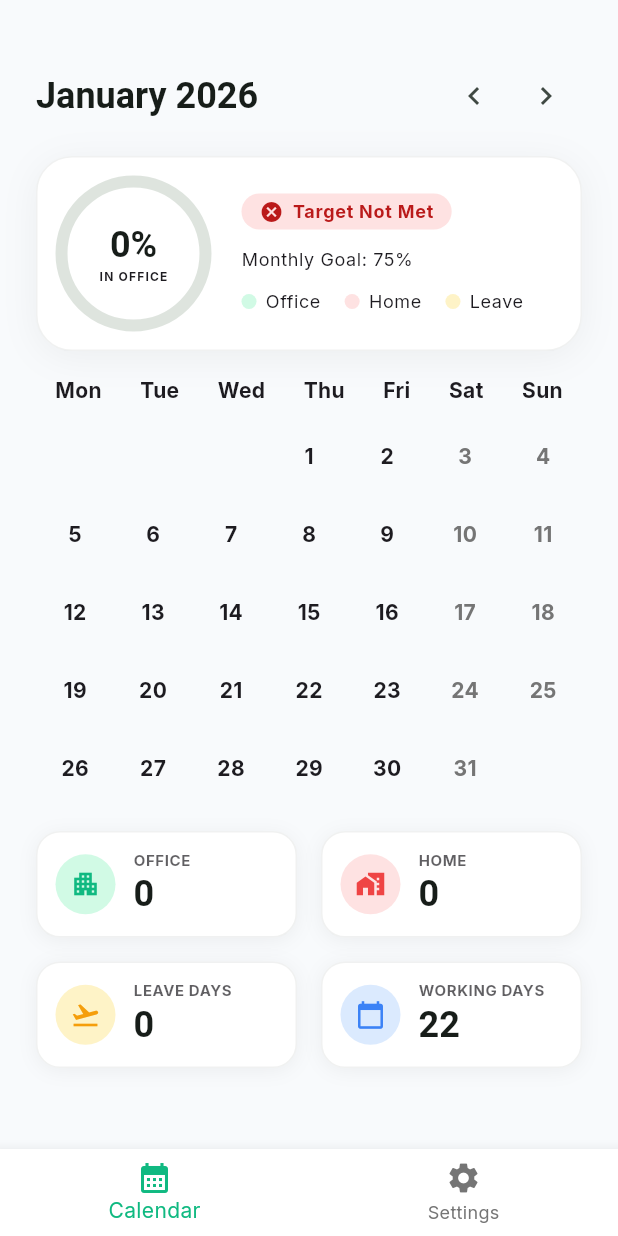
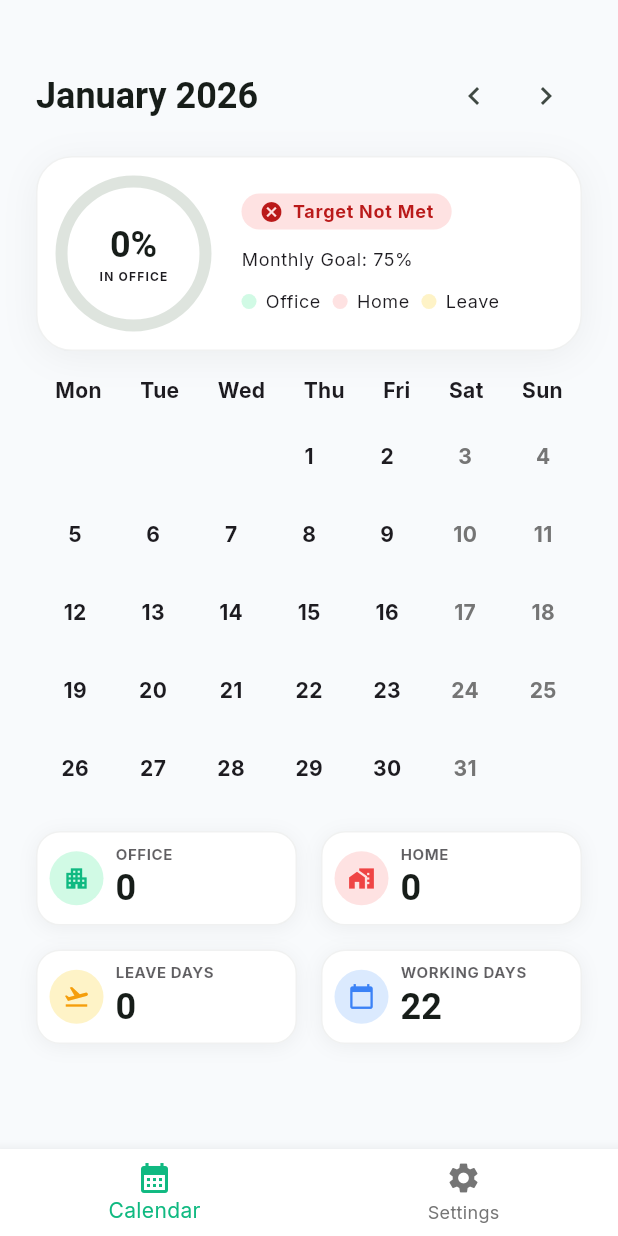
Before and after one commit to sharkie63/areuwfo, a Flutter app: the screen it shows after launch, on a phone screen of 412 x 824 dp. Run offline on Flutter 3.47's test engine with Material 3 defaults, Android fonts, the phone set to English and light mode, and no system bars; our stand-ins replace firebase_analytics, firebase_core, firebase_crashlytics, flutter_local_notifications, go_router, google_fonts and 4 more; accounts and stored records are empty.

Commit message:
Update dark mode colors for better consistency
- Changed leave color to yellow (0xFFfbbf24) in dark mode for better visibility
- Updated home color to match calendar red (0xFFB94545) across all components
- Made attendance card legend and status summary colors theme-aware
- Fixed overflow issues by reducing spacing from 16px to 8px in attendance card
- Reduced summary card padding and icon sizes for better fit on smaller screens

```diff
--- a/lib/attendance_card.dart
+++ b/lib/attendance_card.dart
@@ -86,6 +86,13 @@ class AttendanceCard extends StatelessWidget {
   }
 
   Widget _buildLegend(ThemeData theme, bool targetMet, double goalPercentage) {
+    final isDarkMode = theme.brightness == Brightness.dark;
+
+    // Define theme-aware colors
+    final officeColor = isDarkMode ? const Color(0xFF238636) : const Color(0xFFd1fae5);
+    final homeColor = isDarkMode ? const Color(0xFFB94545) : const Color(0xFFfee2e2);
+    final leaveColor = isDarkMode ? const Color(0xFFfbbf24) : const Color(0xFFfef3c7);
+
     return Expanded(
       child: Column(
         crossAxisAlignment: CrossAxisAlignment.start,
@@ -123,11 +130,11 @@ class AttendanceCard extends StatelessWidget {
           const SizedBox(height: 12),
           Row(
             children: [
-              _buildLegendItem(const Color(0xFFd1fae5), 'Office', theme),
-              const SizedBox(width: 16),
-              _buildLegendItem(const Color(0xFFfee2e2), 'Home', theme),
-              const SizedBox(width: 16),
-              _buildLegendItem(const Color(0xFFfef3c7), 'Leave', theme),
+              _buildLegendItem(officeColor, 'Office', theme),
+              const SizedBox(width: 8),
+              _buildLegendItem(homeColor, 'Home', theme),
+              const SizedBox(width: 8),
+              _buildLegendItem(leaveColor, 'Leave', theme),
             ],
           )
         ],
--- a/lib/main.dart
+++ b/lib/main.dart
@@ -684,7 +684,7 @@ class DayCard extends StatelessWidget {
             textColor = Colors.white;
             break;
           case WorkStatus.leave:
-            bgColor = const Color(0xFF92400e);
+            bgColor = const Color(0xFFfbbf24);
             textColor = Colors.white;
             break;
           case WorkStatus.none:
--- a/lib/status_summary.dart
+++ b/lib/status_summary.dart
@@ -46,6 +46,18 @@ class StatusSummary extends StatelessWidget {
 
         final totalWorkingDays = totalWeekdays - leaveDays;
 
+        final isDarkMode = theme.brightness == Brightness.dark;
+
+        // Define theme-aware colors
+        final officeIconColor = isDarkMode ? const Color(0xFF238636) : const Color(0xFF10b981);
+        final officeBgColor = isDarkMode ? const Color(0xFF238636) : const Color(0xFFd1fae5);
+
+        final homeIconColor = isDarkMode ? const Color(0xFFB94545) : const Color(0xFFef4444);
+        final homeBgColor = isDarkMode ? const Color(0xFFB94545) : const Color(0xFFfee2e2);
+
+        final leaveIconColor = isDarkMode ? const Color(0xFFfbbf24) : const Color(0xFFf59e0b);
+        final leaveBgColor = isDarkMode ? const Color(0xFFfbbf24) : const Color(0xFFfef3c7);
+
         return Column(
           children: [
             Row(
@@ -56,8 +68,8 @@ class StatusSummary extends StatelessWidget {
                     icon: Icons.apartment,
                     label: 'OFFICE',
                     value: officeDays.toString(),
-                    iconColor: const Color(0xFF10b981),
-                    bgColor: const Color(0xFFd1fae5),
+                    iconColor: officeIconColor,
+                    bgColor: officeBgColor,
                   ),
                 ),
                 const SizedBox(width: 16),
@@ -67,8 +79,8 @@ class StatusSummary extends StatelessWidget {
                     icon: Icons.home_work,
                     label: 'HOME',
                     value: homeDays.toString(),
-                    iconColor: const Color(0xFFef4444),
-                    bgColor: const Color(0xFFfee2e2),
+                    iconColor: homeIconColor,
+                    bgColor: homeBgColor,
                   ),
                 ),
               ],
@@ -82,8 +94,8 @@ class StatusSummary extends StatelessWidget {
                     icon: Icons.flight_takeoff,
                     label: 'LEAVE DAYS',
                     value: leaveDays.toString(),
-                    iconColor: const Color(0xFFf59e0b),
-                    bgColor: const Color(0xFFfef3c7),
+                    iconColor: leaveIconColor,
+                    bgColor: leaveBgColor,
                   ),
                 ),
                 const SizedBox(width: 16),
@@ -114,7 +126,7 @@ class StatusSummary extends StatelessWidget {
     required Color bgColor,
   }) {
     return Container(
-      padding: const EdgeInsets.all(12.0),
+      padding: const EdgeInsets.all(8.0),
       decoration: BoxDecoration(
         color: theme.colorScheme.surface,
         borderRadius: BorderRadius.circular(16.0),
@@ -130,15 +142,15 @@ class StatusSummary extends StatelessWidget {
       child: Row(
         children: [
           Container(
-            width: 40,
-            height: 40,
+            width: 36,
+            height: 36,
             decoration: BoxDecoration(
               color: bgColor,
               borderRadius: BorderRadius.circular(99),
             ),
-            child: Icon(icon, color: iconColor, size: 20),
+            child: Icon(icon, color: iconColor, size: 18),
           ),
-          const SizedBox(width: 12),
+          const SizedBox(width: 8),
           Column(
             crossAxisAlignment: CrossAxisAlignment.start,
             children: [
```
